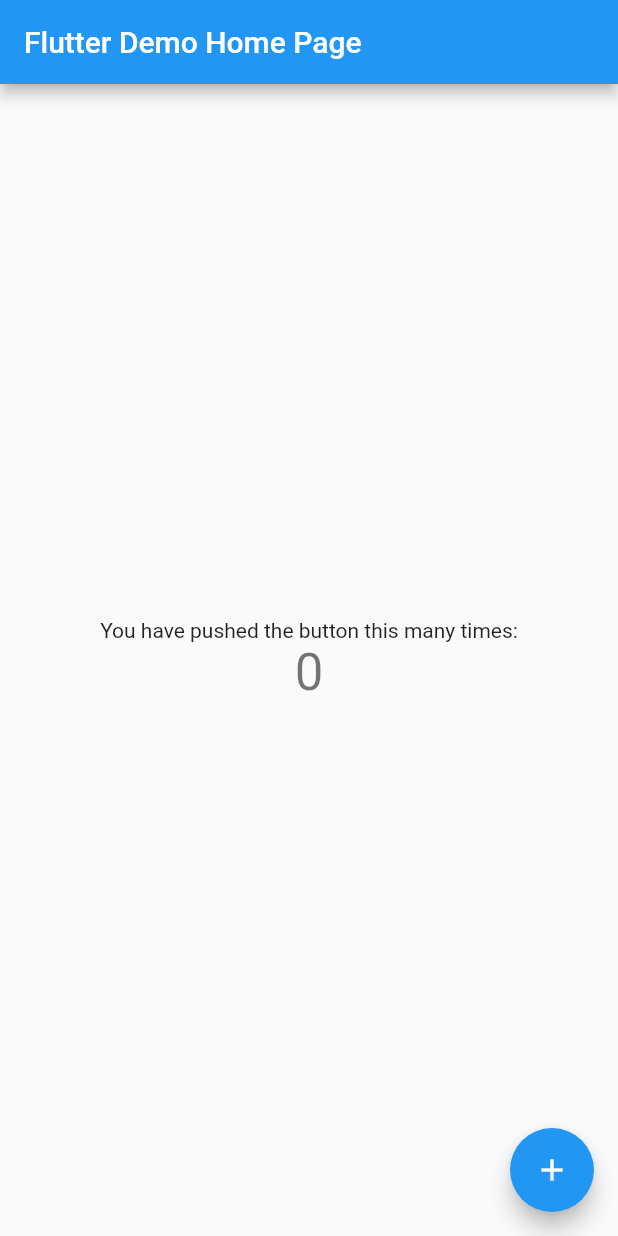
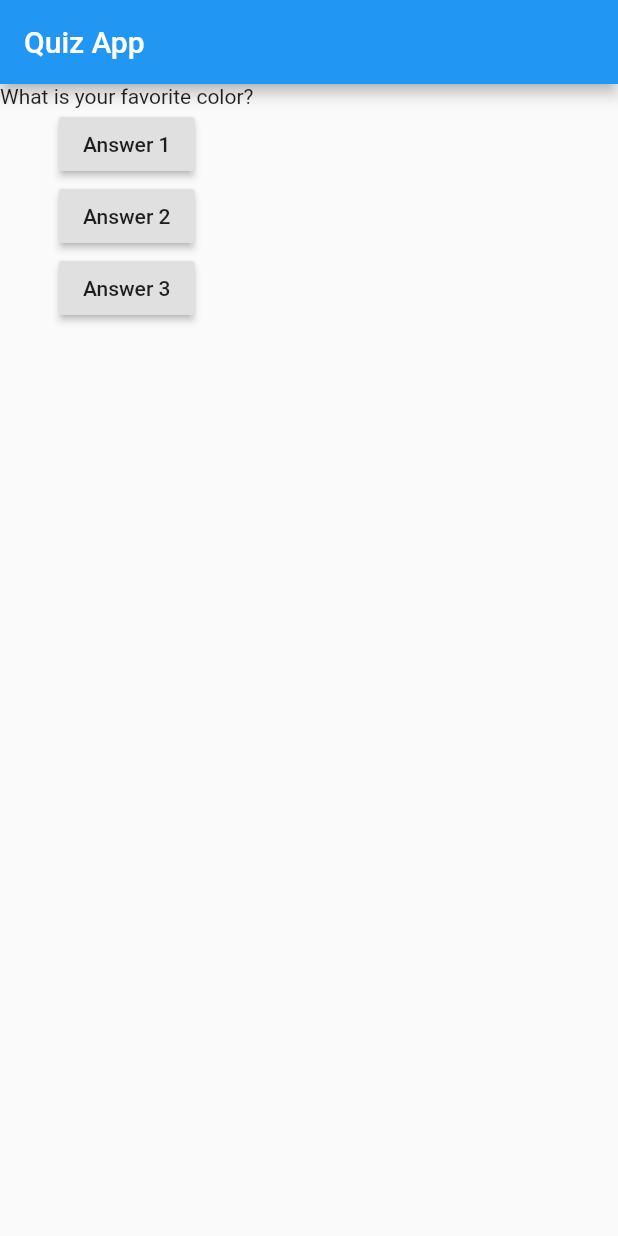
Before and after one commit to erinkelsey/quizapp-flutter, a Flutter app: the screen it shows after launch, on a phone screen of 412 x 824 dp. Run offline on Flutter 3.47's test engine with Material 2 defaults, Android fonts, the phone set to English and light mode, and no system bars.

Commit message:
Add a Question Widget

```diff
--- a/lib/main.dart
+++ b/lib/main.dart
@@ -1,117 +1,61 @@
 import 'package:flutter/material.dart';
 
-void main() {
-  runApp(MyApp());
-}
+import './question.dart';
 
-class MyApp extends StatelessWidget {
-  // This widget is the root of your application.
+// void main() {
+//   runApp(QuizApp());
+// }
+
+void main() => runApp(QuizApp());
+
+class QuizApp extends StatefulWidget {
   @override
-  Widget build(BuildContext context) {
-    return MaterialApp(
-      title: 'Flutter Demo',
-      theme: ThemeData(
-        // This is the theme of your application.
-        //
-        // Try running your application with "flutter run". You'll see the
-        // application has a blue toolbar. Then, without quitting the app, try
-        // changing the primarySwatch below to Colors.green and then invoke
-        // "hot reload" (press "r" in the console where you ran "flutter run",
-        // or simply save your changes to "hot reload" in a Flutter IDE).
-        // Notice that the counter didn't reset back to zero; the application
-        // is not restarted.
-        primarySwatch: Colors.blue,
-        // This makes the visual density adapt to the platform that you run
-        // the app on. For desktop platforms, the controls will be smaller and
-        // closer together (more dense) than on mobile platforms.
-        visualDensity: VisualDensity.adaptivePlatformDensity,
-      ),
-      home: MyHomePage(title: 'Flutter Demo Home Page'),
-    );
+  State<StatefulWidget> createState() {
+    // TODO: implement createState
+    return _QuizAppState();
   }
 }
 
-class MyHomePage extends StatefulWidget {
-  MyHomePage({Key key, this.title}) : super(key: key);
+class _QuizAppState extends State<QuizApp> {
+  int _questionIndex = 0;
 
-  // This widget is the home page of your application. It is stateful, meaning
-  // that it has a State object (defined below) that contains fields that affect
-  // how it looks.
-
-  // This class is the configuration for the state. It holds the values (in this
-  // case the title) provided by the parent (in this case the App widget) and
-  // used by the build method of the State. Fields in a Widget subclass are
-  // always marked "final".
-
-  final String title;
-
-  @override
-  _MyHomePageState createState() => _MyHomePageState();
-}
-
-class _MyHomePageState extends State<MyHomePage> {
-  int _counter = 0;
-
-  void _incrementCounter() {
+  void _answerQuestion(){
     setState(() {
-      // This call to setState tells the Flutter framework that something has
-      // changed in this State, which causes it to rerun the build method below
-      // so that the display can reflect the updated values. If we changed
-      // _counter without calling setState(), then the build method would not be
-      // called again, and so nothing would appear to happen.
-      _counter++;
+      _questionIndex = _questionIndex + 1;
     });
+    print(_questionIndex);
   }
 
   @override
   Widget build(BuildContext context) {
-    // This method is rerun every time setState is called, for instance as done
-    // by the _incrementCounter method above.
-    //
-    // The Flutter framework has been optimized to make rerunning build methods
-    // fast, so that you can just rebuild anything that needs updating rather
-    // than having to individually change instances of widgets.
-    return Scaffold(
-      appBar: AppBar(
-        // Here we take the value from the MyHomePage object that was created by
-        // the App.build method, and use it to set our appbar title.
-        title: Text(widget.title),
-      ),
-      body: Center(
-        // Center is a layout widget. It takes a single child and positions it
-        // in the middle of the parent.
-        child: Column(
-          // Column is also a layout widget. It takes a list of children and
-          // arranges them vertically. By default, it sizes itself to fit its
-          // children horizontally, and tries to be as tall as its parent.
-          //
-          // Invoke "debug painting" (press "p" in the console, choose the
-          // "Toggle Debug Paint" action from the Flutter Inspector in Android
-          // Studio, or the "Toggle Debug Paint" command in Visual Studio Code)
-          // to see the wireframe for each widget.
-          //
-          // Column has various properties to control how it sizes itself and
-          // how it positions its children. Here we use mainAxisAlignment to
-          // center the children vertically; the main axis here is the vertical
-          // axis because Columns are vertical (the cross axis would be
-          // horizontal).
-          mainAxisAlignment: MainAxisAlignment.center,
-          children: <Widget>[
-            Text(
-              'You have pushed the button this many times:',
-            ),
-            Text(
-              '$_counter',
-              style: Theme.of(context).textTheme.headline4,
-            ),
-          ],
+    var questions = [
+      'What is your favorite color?',
+      'What is your favorite animal?',
+    ];
+
+    // TODO: implement build
+    // throw UnimplementedError();
+    return MaterialApp(home: Scaffold(
+      appBar: AppBar(title: Text('Quiz App'),),
+      body: Column(children: [
+        Question(
+          questions.elementAt(_questionIndex),
         ),
-      ),
-      floatingActionButton: FloatingActionButton(
-        onPressed: _incrementCounter,
-        tooltip: 'Increment',
-        child: Icon(Icons.add),
-      ), // This trailing comma makes auto-formatting nicer for build methods.
-    );
+        RaisedButton(
+          child: Text('Answer 1'),
+          onPressed: _answerQuestion,
+        ),
+        RaisedButton(
+          child: Text('Answer 2'),
+          onPressed: _answerQuestion,
+        ),
+        RaisedButton(
+          child: Text('Answer 3'),
+          onPressed: _answerQuestion,
+        ),
+      ],),
+
+    ),);
   }
+
 }
--- /dev/null
+++ b/lib/question.dart
@@ -0,0 +1,14 @@
+import 'package:flutter/material.dart';
+
+class Question extends StatelessWidget {
+  final String questionText;
+
+  Question(this.questionText);
+
+  @override
+  Widget build(BuildContext context) {
+    return Text(
+      questionText
+    );
+  }
+}
```
